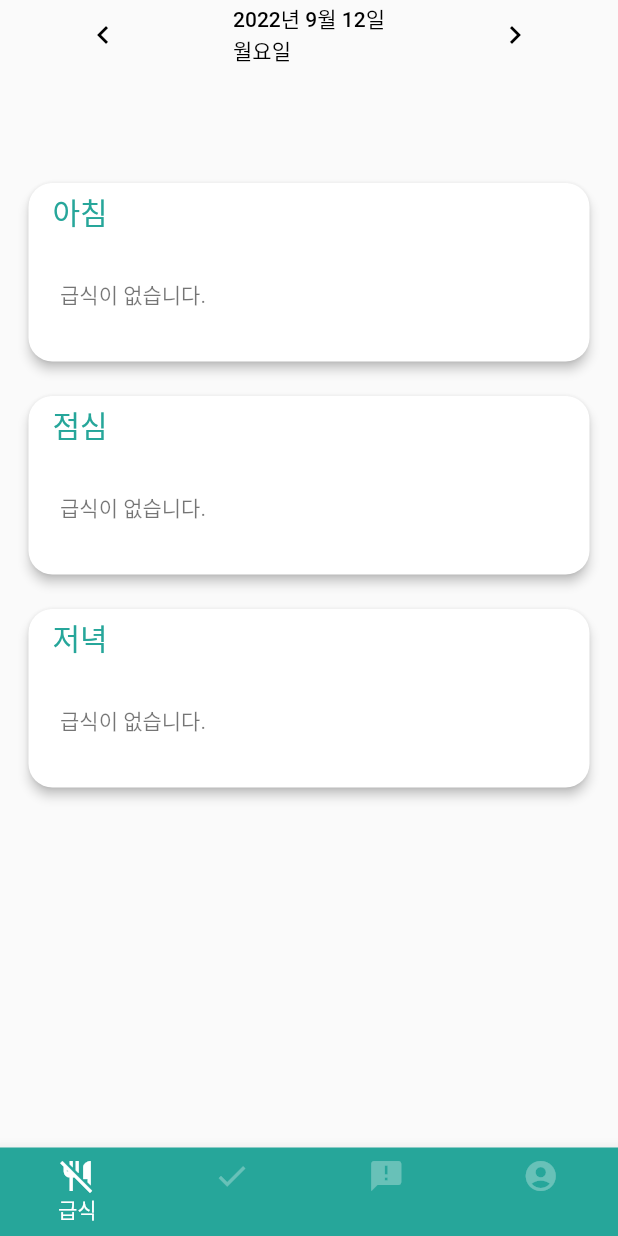
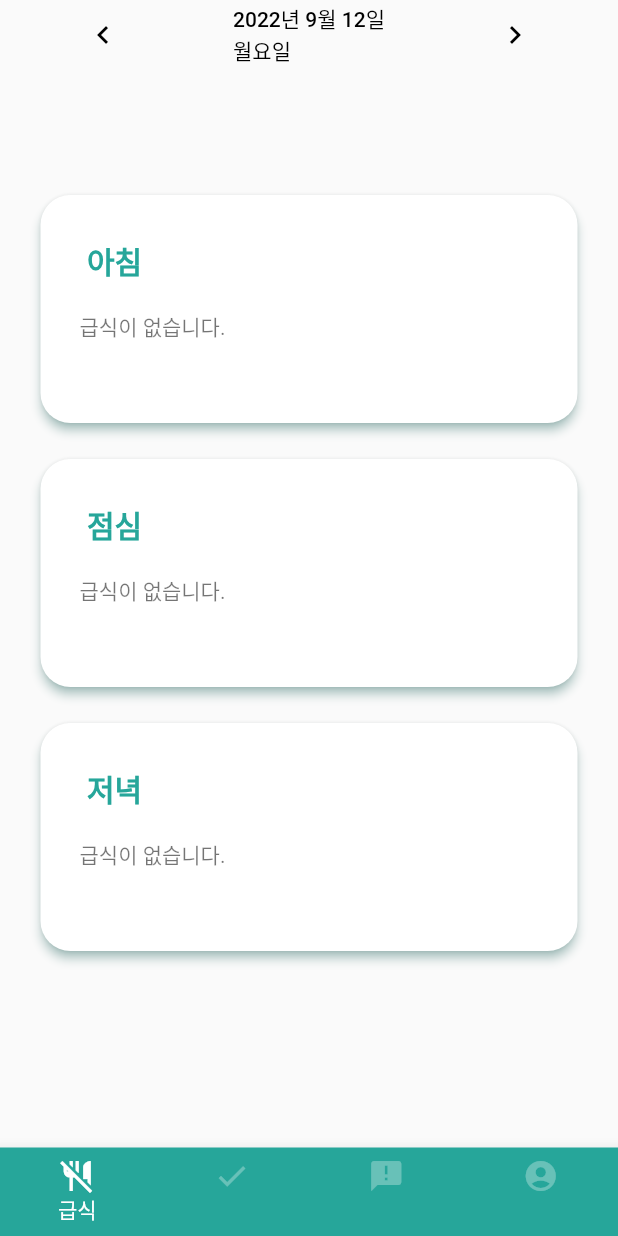
Before and after one commit to Yoochanhong/Clone_Coding, a Flutter app: the screen it shows after launch, on a phone screen of 412 x 824 dp. Run offline on Flutter 3.47's test engine with Material 2 defaults, Android fonts, the phone set to English and light mode, and no system bars.

Commit message:
리팩토링

```diff
--- a/clonecoding_dms/lib/mealsPage.dart
+++ b/clonecoding_dms/lib/mealsPage.dart
@@ -1,3 +1,4 @@
+import 'package:clonecoding_dms/signup/button.dart';
 import 'package:flutter/material.dart';
 
 class MealsPage extends StatefulWidget {
@@ -50,62 +51,9 @@ class _MealsPageState extends State<MealsPage>
                   padding: EdgeInsets.fromLTRB(15.0, 70.0, 15.0, 0.0),
                   child: Column(
                     children: [
-                      Card(
-                        shape: RoundedRectangleBorder(
-                            //모서리 둥글게 깎기
-                            borderRadius: BorderRadius.circular(16.0)),
-                        elevation: 3.0, //그림자 깊이
-                        child: ListTile(
-                          title: Text(
-                            '아침',
-                            style: TextStyle(
-                                color: Colors.teal[400], fontSize: 20.0),
-                          ),
-                          subtitle: Padding(
-                            padding: EdgeInsets.fromLTRB(5.0, 30.0, 30.0, 30.0),
-                            child:
-                                Text('급식이 없습니다.'), //나중에 급식 api 따와서 변수로 넣어줄 예정
-                          ),
-                        ),
-                      ),
-                      SizedBox(height: 15.0),
-                      Card(
-                        shape: RoundedRectangleBorder(
-                            //모서리 둥글게 깎기
-                            borderRadius: BorderRadius.circular(16.0)),
-                        elevation: 3.0, //그림자 깊이
-                        child: ListTile(
-                          title: Text(
-                            '점심',
-                            style: TextStyle(
-                                color: Colors.teal[400], fontSize: 20.0),
-                          ),
-                          subtitle: Padding(
-                            padding: EdgeInsets.fromLTRB(5.0, 30.0, 30.0, 30.0),
-                            child:
-                                Text('급식이 없습니다.'), //나중에 급식 api 따와서 변수로 넣어줄 예정
-                          ),
-                        ),
-                      ),
-                      SizedBox(height: 15.0),
-                      Card(
-                        shape: RoundedRectangleBorder(
-                            //모서리 둥글게 깎기
-                            borderRadius: BorderRadius.circular(16.0)),
-                        elevation: 3.0, //그림자 깊이
-                        child: ListTile(
-                          title: Text(
-                            '저녁',
-                            style: TextStyle(
-                                color: Colors.teal[400], fontSize: 20.0),
-                          ),
-                          subtitle: Padding(
-                            padding: EdgeInsets.fromLTRB(5.0, 30.0, 30.0, 30.0),
-                            child:
-                                Text('급식이 없습니다.'), //나중에 급식 api 따와서 변수로 넣어줄 예정
-                          ),
-                        ),
-                      ),
+                      mealsButton('아침', '급식이 없습니다.'),
+                      mealsButton('점심', '급식이 없습니다.'),
+                      mealsButton('저녁', '급식이 없습니다.'),
                     ],
                   ),
                 ),
```
